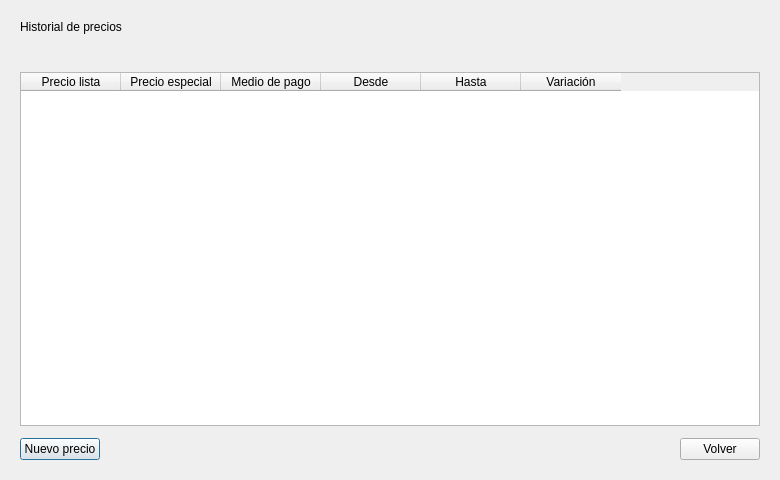
Above: vista/menu/precios.ui from segovia-gabriel/ProyectoFinal-PracticasII before the change. Below: the same form after it.
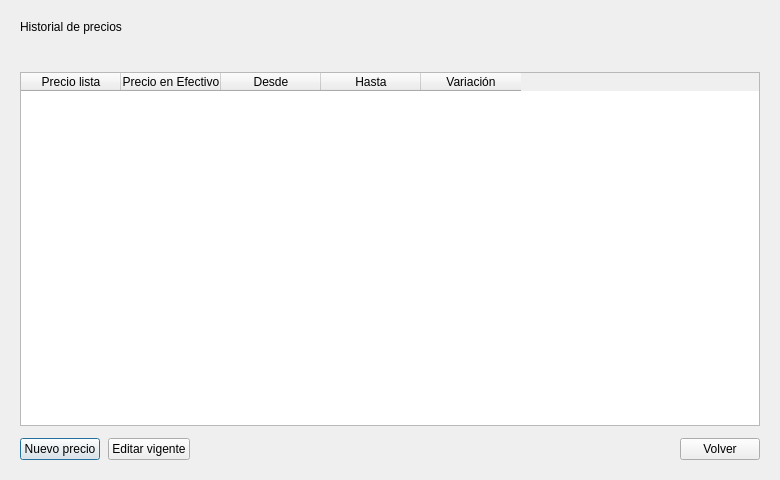
That is the form after the change.

```diff
--- a/vista/menu/precios.ui
+++ b/vista/menu/precios.ui
@@ -64,12 +64,7 @@
       </column>
       <column>
        <property name="text">
-        <string>Precio especial</string>
-       </property>
-      </column>
-      <column>
-       <property name="text">
-        <string>Medio de pago</string>
+        <string>Precio en Efectivo</string>
        </property>
       </column>
       <column>
@@ -101,6 +96,13 @@
         </property>
        </widget>
       </item>
+      <item>
+       <widget class="QPushButton" name="pushButton_editar">
+        <property name="text">
+         <string>Editar vigente</string>
+        </property>
+       </widget>
+      </item>
       <item>
        <spacer name="espaciador_botones">
         <property name="orientation">
```
